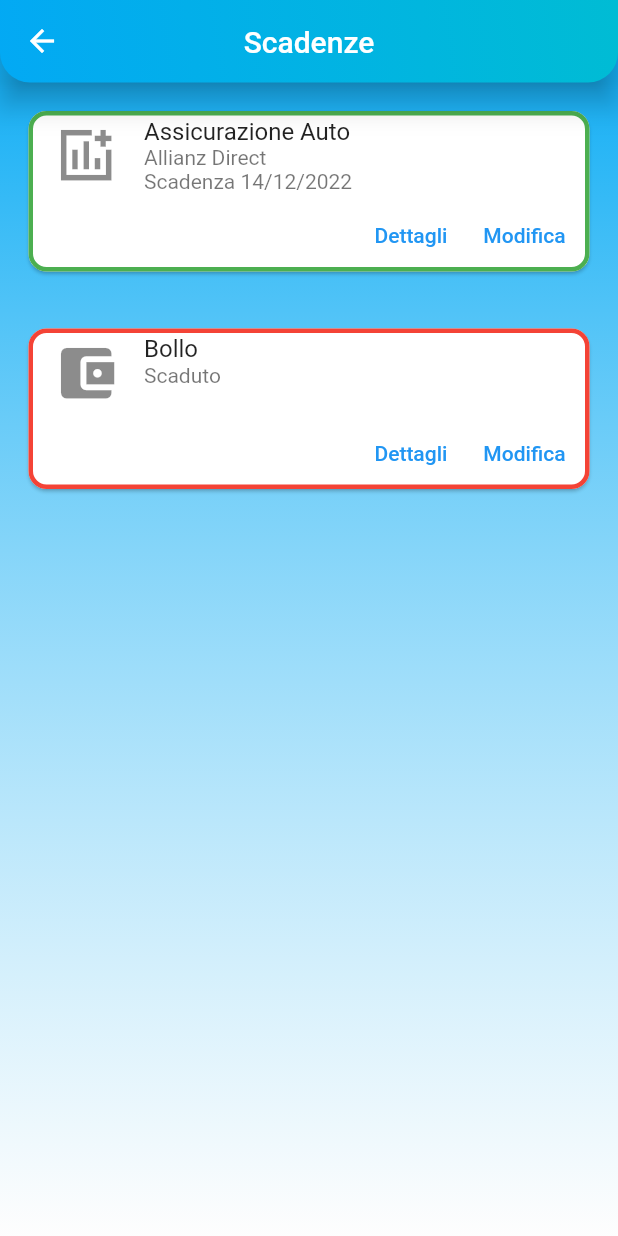
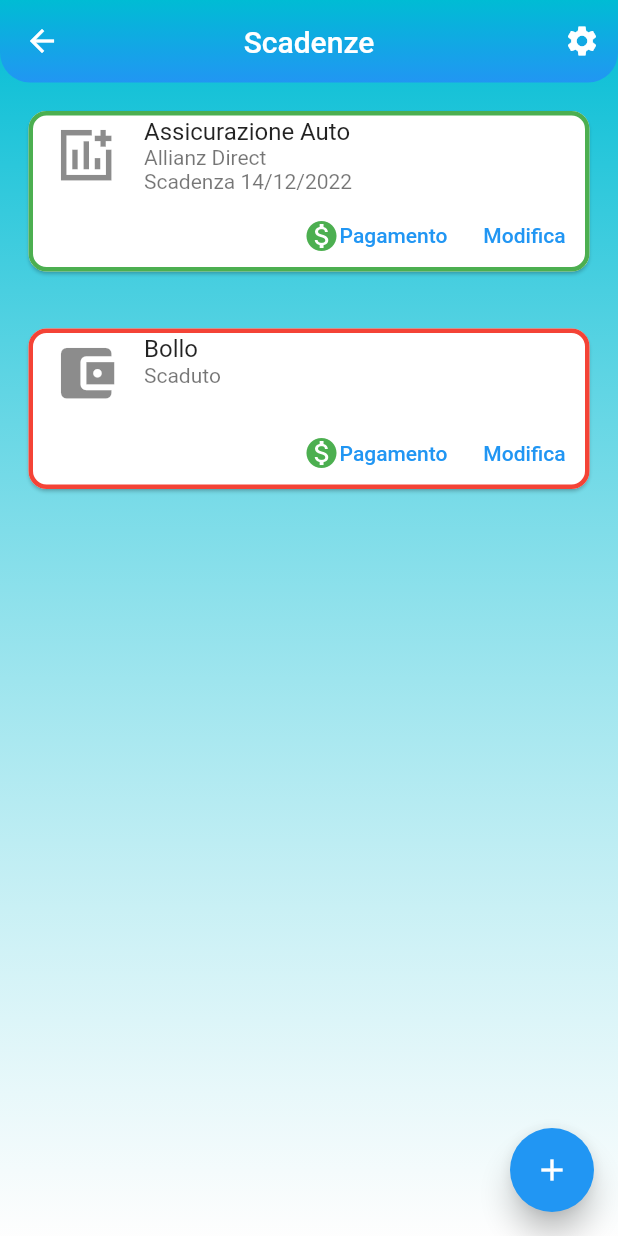
Before and after one commit to m4rcodc/V-Control_App, a Flutter app: the Scadenze screen opened directly, on a phone screen of 412 x 824 dp. Run offline on Flutter 3.47's test engine with Material 2 defaults, Android fonts, the light colour scheme and no system bars; drawn by our look-alikes of flutter_speed_dial; our stand-ins replace dotted_border, dropdown_button2, firebase_auth, firebase_core, flutter_signin_button, google_nav_bar and 1 more; accounts and stored records are empty.

Commit message:
Commit modifiche

```diff
--- a/lib/Page/Scadenze.dart
+++ b/lib/Page/Scadenze.dart
@@ -1,6 +1,8 @@
+import 'package:car_control/Page/AddAssicurazione.dart';
 import 'package:flutter/material.dart';
+import 'package:flutter_speed_dial/flutter_speed_dial.dart';
+import '../Widgets/BoxScadenza.dart';
 
-import '../Widgets/BoxScadenza.dart';
 
 class Scadenze extends StatefulWidget {
 
@@ -8,24 +10,31 @@ class Scadenze extends StatefulWidget {
   _ScadenzeState createState() => _ScadenzeState();
 }
 
+
 class _ScadenzeState extends State<Scadenze>{
   @override
   Widget build(BuildContext context) {
     return Scaffold(
       extendBodyBehindAppBar: true,
       appBar: AppBar(
+        actions: <Widget>[
+          IconButton(
+            icon: const Icon(Icons.settings),
+            onPressed: (){},
+          )
+        ],
         title: Text('Scadenze'),
         centerTitle: true,
         backgroundColor: Colors.transparent,
-        elevation: 8.0,
+        elevation: 0.0,
         toolbarHeight: 55,
         flexibleSpace: Container(
           decoration:const BoxDecoration(
               borderRadius: BorderRadius.only(bottomLeft: Radius.circular(20),bottomRight: Radius.circular(20)),
               gradient: LinearGradient(
-                  colors: [Colors.cyan,Colors.lightBlue],
-                  begin: Alignment.topRight,
-                  end: Alignment.bottomLeft,
+                  colors: [Colors.blue,Colors.cyan],
+                  begin: Alignment.bottomCenter,
+                  end: Alignment.topCenter
               )
           ),
         ),
@@ -37,7 +46,7 @@ class _ScadenzeState extends State<Scadenze>{
             gradient: LinearGradient(
               begin: Alignment.topCenter,
               end: Alignment.bottomCenter,
-          colors: [Colors.lightBlue, Colors.white70],
+              colors: [Colors.cyan, Colors.white70],
             )
         ),
         child: Center(
@@ -47,20 +56,58 @@ class _ScadenzeState extends State<Scadenze>{
                     "Allianz Direct\nScadenza 14/12/2022",
                     Colors.green,
                     Icons.add_chart_sharp,
-                  dettagli: (){},
+                    pagamento: (){},
                     modifica: (){}
                 ),
                 BoxScadenza("Bollo",
                     "Scaduto\n",
                     Colors.red,
                     Icons.account_balance_wallet,
-                      dettagli: (){},
+                    pagamento: (){},
                     modifica: (){}
                 )
               ],
             )
         ),
       ),
+      floatingActionButton: SpeedDial(
+        spaceBetweenChildren: 15.0,
+        icon: Icons.add,
+        activeIcon: Icons.arrow_downward,
+        renderOverlay: false,
+        elevation: 8.0,
+        shape: CircleBorder(),
+        children: [
+          SpeedDialChild(
+            child: const Icon(Icons.build,color: Colors.white),
+            labelStyle: const TextStyle(fontSize: 22.0),
+            backgroundColor: Colors.blue,
+            label: 'Manutenzione ordinaria',
+            //onTap: () => Navigator.of(context).pushNamed(),
+          ),
+          SpeedDialChild(
+            child: const Icon(Icons.oil_barrel,color: Colors.white),
+            backgroundColor: Colors.blue,
+            labelStyle: const TextStyle(fontSize: 22.0),
+            label: 'Tagliando',
+            // onTap: () => Navigator.of(context).pushNamed()
+          ),
+          SpeedDialChild(
+            child: const Icon(Icons.account_balance_wallet,color: Colors.white),
+            labelStyle: const TextStyle(fontSize: 22.0),
+            backgroundColor: Colors.blue,
+            label: 'Bollo',
+            // onTap: () => Navigator.of(context).pushNamed(),
+          ),
+          SpeedDialChild(
+            child: const Icon(Icons.add_chart,color: Colors.white),
+            labelStyle: const TextStyle(fontSize: 22.0),
+            backgroundColor: Colors.blue,
+            label: 'Assicurazione',
+            onTap: () => Navigator.of(context).pushNamed(AddAssicurazione.routeName),
+          ),
+        ],
+      ),
     );
   }
 }
--- a/lib/Widgets/BoxScadenza.dart
+++ b/lib/Widgets/BoxScadenza.dart
@@ -6,10 +6,10 @@ class BoxScadenza extends StatelessWidget{
   String _subtitle = "";
   Color _coloreBord = Colors.green;
   IconData _icona = Icons.abc_sharp;
-  final void Function()? dettagli;
+  final void Function()? pagamento;
   final void Function()? modifica;
 
-  BoxScadenza(titolo,sottotitolo,colore,icona,{super.key, required this.dettagli, required this.modifica}){
+  BoxScadenza(titolo,sottotitolo,colore,icona,{super.key, this.pagamento, required this.modifica}){
     _title = titolo;
     _subtitle = sottotitolo;
     _coloreBord = colore;
@@ -32,7 +32,7 @@ class BoxScadenza extends StatelessWidget{
         child: Column(
           mainAxisSize: MainAxisSize.min,
           children: <Widget>[
-             ListTile(
+            ListTile(
               leading: Icon(
                 _icona,
                 size: 45,
@@ -44,8 +44,13 @@ class BoxScadenza extends StatelessWidget{
               mainAxisAlignment: MainAxisAlignment.end,
               children: <Widget>[
                 TextButton(
-                  onPressed: dettagli,
-                  child: const Text('Dettagli'),
+                    onPressed: pagamento,
+                    child:Row(
+                      children: const [
+                        Icon(Icons.monetization_on,color: Colors.green,),
+                        Text("Pagamento")
+                      ],
+                    )
                 ),
                 const SizedBox(width: 8),
                 TextButton(
--- a/lib/main.dart
+++ b/lib/main.dart
@@ -1,3 +1,6 @@
+import 'package:car_control/Page/AddAssicurazione.dart';
+import 'package:car_control/Page/Autolavaggio.dart';
+import 'package:car_control/Page/Manutenzione.dart';
 import 'package:flutter/material.dart';
 import 'package:flutter/services.dart';
 import 'Page/addVeicolo.dart';
@@ -34,6 +37,9 @@ class MyApp extends StatelessWidget {
         AddVeicolo.routeName: (context) => AddVeicolo(),
         AddScadenza.routeName: (context) => AddScadenza(),
         Carburante.routeName: (context) => Carburante(),
+        Manutenzione.routeName: (context) => Manutenzione(),
+        Autolavaggio.routeName: (context) => Autolavaggio(),
+        AddAssicurazione.routeName: (context) => AddAssicurazione(),
       },
     );
   }
```
Also changed, not shown: lib/Page/AddAssicurazione.dart (added, +245 -0 lines). Lines whose indentation alone changed are shown as unchanged.
